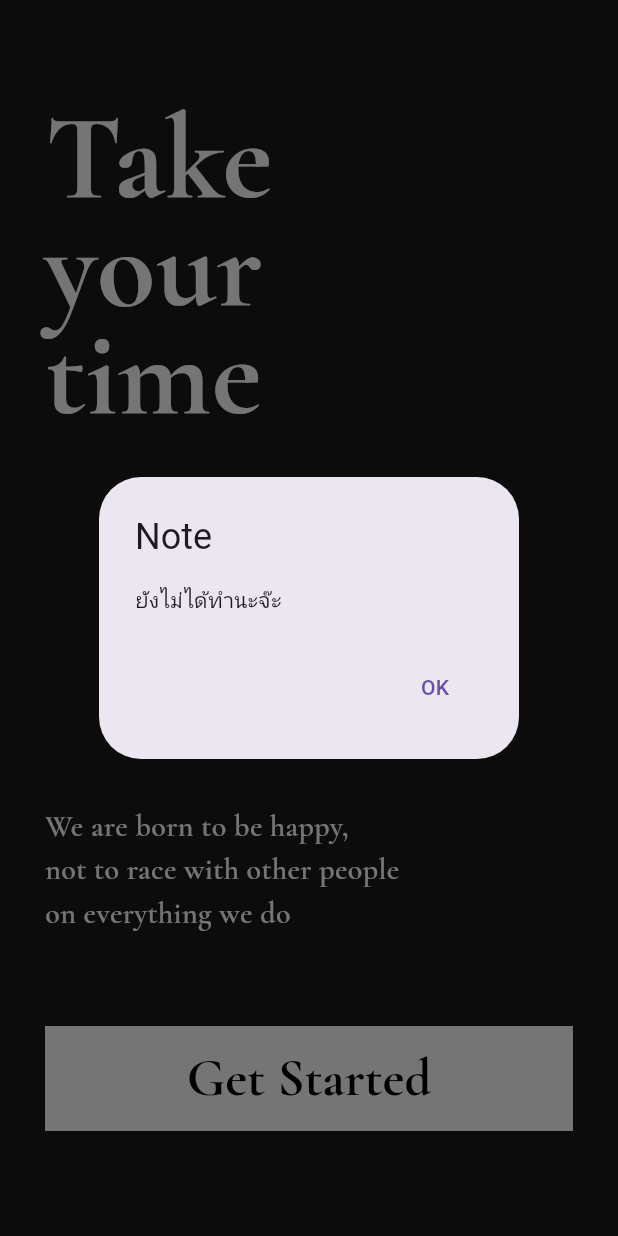
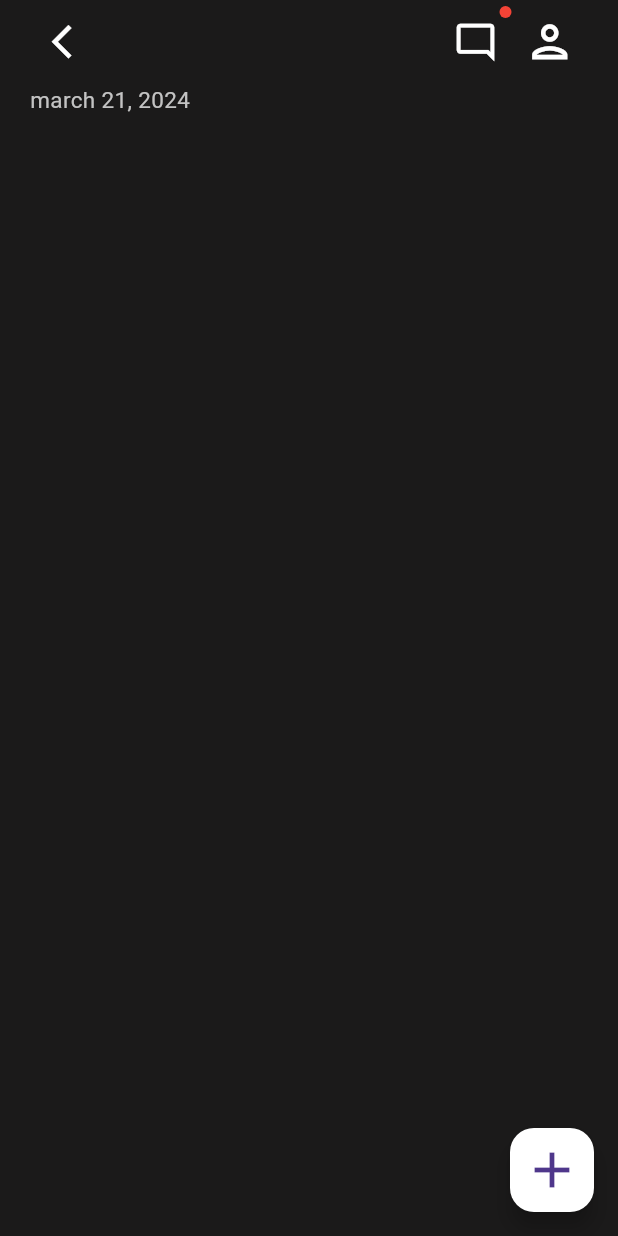
Before and after one commit to Crazymax007/toDoList, a Flutter app: the screen it shows after launch, after a tap on "Get Started", on a phone screen of 412 x 824 dp. Run offline on Flutter 3.47's test engine with Material 3 defaults, Android fonts, the phone set to English and light mode, and no system bars; our stand-ins replace google_fonts.

Commit message:
create list and add task

```diff
--- a/lib/home.dart
+++ b/lib/home.dart
@@ -1,5 +1,6 @@
 import 'package:flutter/material.dart';
-import 'package:google_fonts/google_fonts.dart'; // นำเข้าแพ็กเกจ Google Fonts
+import 'package:google_fonts/google_fonts.dart';
+import 'list.dart'; // นำเข้าคลาส ListPage
 
 class HomePage extends StatelessWidget {
   const HomePage({super.key});
@@ -14,7 +15,6 @@ class HomePage extends StatelessWidget {
           child: Column(
             crossAxisAlignment: CrossAxisAlignment.start,
             children: [
-              // ข้อความ "Take your time" อยู่ที่เดิม
               Align(
                 alignment: Alignment.topLeft,
                 child: Column(
@@ -25,8 +25,8 @@ class HomePage extends StatelessWidget {
                       style: GoogleFonts.cormorantGaramond(
                         fontSize: 80,
                         fontWeight: FontWeight.w700,
-                        height: 0.9, // ปรับระยะห่างระหว่างบรรทัด
-                        color: Colors.white, // เพิ่มสีขาวให้กับข้อความ
+                        height: 0.9,
+                        color: Colors.white,
                       ),
                     ),
                     Text(
@@ -34,8 +34,8 @@ class HomePage extends StatelessWidget {
                       style: GoogleFonts.cormorantGaramond(
                         fontSize: 80,
                         fontWeight: FontWeight.w700,
-                        height: 0.9, // ปรับระยะห่างระหว่างบรรทัด
-                        color: Colors.white, // เพิ่มสีขาวให้กับข้อความ
+                        height: 0.9,
+                        color: Colors.white,
                       ),
                     ),
                     Text(
@@ -43,82 +43,33 @@ class HomePage extends StatelessWidget {
                       style: GoogleFonts.cormorantGaramond(
                         fontSize: 80,
                         fontWeight: FontWeight.w700,
-                        height: 0.9, // ปรับระยะห่างระหว่างบรรทัด
-                        color: Colors.white, // เพิ่มสีขาวให้กับข้อความ
+                        height: 0.9,
+                        color: Colors.white,
                       ),
                     ),
                   ],
                 ),
               ),
-              // ข้อความกลาง
               Expanded(
                 child: Container(
                   alignment: Alignment.topLeft,
-                  padding: const EdgeInsets.only(
-                      top: 250), // ปรับระยะห่างจากขอบซ้ายและขวา
+                  padding: const EdgeInsets.only(top: 250),
                   child: Text(
                     "We are born to be happy, \nnot to race with other people \non everything we do",
-                    textAlign: TextAlign.start, // จัดตำแหน่งข้อความที่เริ่มต้น
+                    textAlign: TextAlign.start,
                     style: GoogleFonts.cormorantGaramond(
-                      fontSize: 20, // ปรับขนาดข้อความตามที่ต้องการ
+                      fontSize: 20,
                       fontWeight: FontWeight.w600,
-                      color: Colors.white, // เพิ่มสีขาวให้กับข้อความ
+                      color: Colors.white,
                     ),
                   ),
                 ),
               ),
-
-              // ปุ่มอยู่ที่ล่างสุด
               Padding(
                 padding: const EdgeInsets.only(bottom: 0),
                 child: Align(
                   alignment: Alignment.bottomCenter,
-                  child: ElevatedButton(
-                    onPressed: () {
-                      // แสดงกล่องข้อความป๊อปอัพ
-                      showDialog(
-                        context: context,
-                        builder: (BuildContext context) {
-                          return AlertDialog(
-                            title: const Text('Note'),
-                            content: const Text('ยังไม่ได้ทำนะจ๊ะ'),
-                            actions: <Widget>[
-                              TextButton(
-                                onPressed: () {
-                                  Navigator.of(context).pop(); // ปิดกล่องข้อความ
-                                },
-                                child: const Text('OK'),
-                              ),
-                            ],
-                          );
-                        },
-                      );
-                    },
-                    style: ElevatedButton.styleFrom(
-                      backgroundColor: Colors.white,
-                      padding: const EdgeInsets.symmetric(
-                          horizontal: 0,
-                          vertical: 10), // ปรับขนาดของปุ่มให้เหมาะสม
-                      shape: const RoundedRectangleBorder(
-                        borderRadius: BorderRadius.zero, // ขอบโค้ง
-                      ),
-                    ),
-                    // ignore: avoid_unnecessary_containers
-                    child: Container(
-                      child: Center(
-                        child: Text(
-                          "Get Started",
-                          textAlign: TextAlign.center, // จัดตำแหน่งข้อความกลาง
-                          overflow: TextOverflow.ellipsis, // จัดการกับข้อความยาว
-                          style: GoogleFonts.cormorantGaramond(
-                            fontSize: 35,
-                            fontWeight: FontWeight.w800,
-                            color: Colors.black, // เพิ่มสีดำให้กับข้อความ
-                          ),
-                        ),
-                      ),
-                    ),
-                  ),
+                  child: StartButton(context),
                 ),
               ),
             ],
@@ -127,4 +78,36 @@ class HomePage extends StatelessWidget {
       ),
     );
   }
+
+  Widget StartButton(BuildContext context) {
+    return ElevatedButton(
+      onPressed: () {
+        Navigator.push(
+          context,
+          MaterialPageRoute(builder: (context) => const ListPage()),
+        );
+      },
+      style: ElevatedButton.styleFrom(
+        backgroundColor: Colors.white,
+        padding: const EdgeInsets.symmetric(horizontal: 0, vertical: 10),
+        shape: const RoundedRectangleBorder(
+          borderRadius: BorderRadius.zero,
+        ),
+      ),
+      child: Container(
+        child: Center(
+          child: Text(
+            "Get Started",
+            textAlign: TextAlign.center,
+            overflow: TextOverflow.ellipsis,
+            style: GoogleFonts.cormorantGaramond(
+              fontSize: 35,
+              fontWeight: FontWeight.w800,
+              color: Colors.black,
+            ),
+          ),
+        ),
+      ),
+    );
+  }
 }
--- /dev/null
+++ b/lib/list.dart
@@ -0,0 +1,136 @@
+import 'package:flutter/material.dart';
+import 'add_task_dialog.dart'; // นำเข้าคลาส AddTaskDialog
+
+class ListPage extends StatefulWidget {
+  const ListPage({super.key});
+
+  @override
+  _ListPageState createState() => _ListPageState();
+}
+
+class _ListPageState extends State<ListPage> {
+  List<Map<String, String>> tasks = [];
+
+  void _addTask() async {
+    final result = await showDialog<Map<String, String>>(
+      context: context,
+      builder: (context) => AddTaskDialog(),
+    );
+
+    if (result != null) {
+      setState(() {
+        tasks.add(result);
+      });
+    }
+  }
+
+  @override
+  Widget build(BuildContext context) {
+    return Scaffold(
+      appBar: _customAppBar(context),
+      backgroundColor: const Color.fromARGB(255, 27, 26, 26),
+      body: Padding(
+        padding: const EdgeInsets.symmetric(horizontal: 20.0),
+        child: Column(
+          children: [
+            Container(
+              child: const Row(
+                children: [
+                  Text(
+                    'march 21, 2024',
+                    style: TextStyle(
+                        fontSize: 15,
+                        color: Color.fromARGB(255, 195, 195, 195)),
+                  )
+                ],
+              ),
+            ),
+            Expanded(
+              child: ListView.builder(
+                itemCount: tasks.length,
+                itemBuilder: (context, index) {
+                  final task = tasks[index];
+                  return ListTile(
+                    title: Text(task['title'] ?? ''),
+                    subtitle: Text('${task['time'] ?? ''}\n${task['details'] ?? ''}'),
+                    textColor: Colors.white,
+                    tileColor: Color.fromARGB(255, 50, 50, 50),
+                    contentPadding: EdgeInsets.symmetric(vertical: 10.0),
+                  );
+                },
+              ),
+            ),
+          ],
+        ),
+      ),
+      floatingActionButton: FloatingActionButton(
+        onPressed: _addTask,
+        backgroundColor: const Color.fromARGB(255, 255, 255, 255),
+        child: const Icon(
+          Icons.add,
+          size: 40,
+        ),
+      ),
+    );
+  }
+
+  PreferredSize _customAppBar(BuildContext context) {
+    return PreferredSize(
+      preferredSize: const Size.fromHeight(kToolbarHeight),
+      child: Padding(
+        padding: const EdgeInsets.symmetric(horizontal: 20.0),
+        child: AppBar(
+          backgroundColor: const Color.fromARGB(255, 27, 26, 26),
+          leading: IconButton(
+            icon: const Icon(
+              Icons.arrow_back_ios,
+              size: 27,
+            ),
+            color: Colors.white,
+            onPressed: () {
+              Navigator.of(context).pop();
+            },
+          ),
+          actions: <Widget>[
+            Stack(
+              children: [
+                IconButton(
+                  icon: const Icon(
+                    Icons.mode_comment_outlined,
+                    size: 30,
+                  ),
+                  color: Colors.white,
+                  onPressed: () {
+                    // กำหนดการทำงานเมื่อกดปุ่มข้อความ
+                  },
+                ),
+                Positioned(
+                  right: 0,
+                  top: 0,
+                  child: Container(
+                    width: 8.0,
+                    height: 8.0,
+                    decoration: const BoxDecoration(
+                      color: Colors.red,
+                      shape: BoxShape.circle,
+                    ),
+                  ),
+                ),
+              ],
+            ),
+            IconButton(
+              icon: const Icon(
+                Icons.person_outlined,
+                size: 35,
+              ),
+              color: Colors.white,
+              onPressed: () {
+                // กำหนดการทำงานเมื่อกดปุ่มคน
+              },
+            ),
+          ],
+        ),
+      ),
+    );
+  }
+}
```
Also changed, not shown: lib/add_task_dialog.dart (added, +57 -0 lines), lib/main.dart (line endings or trailing spaces).
